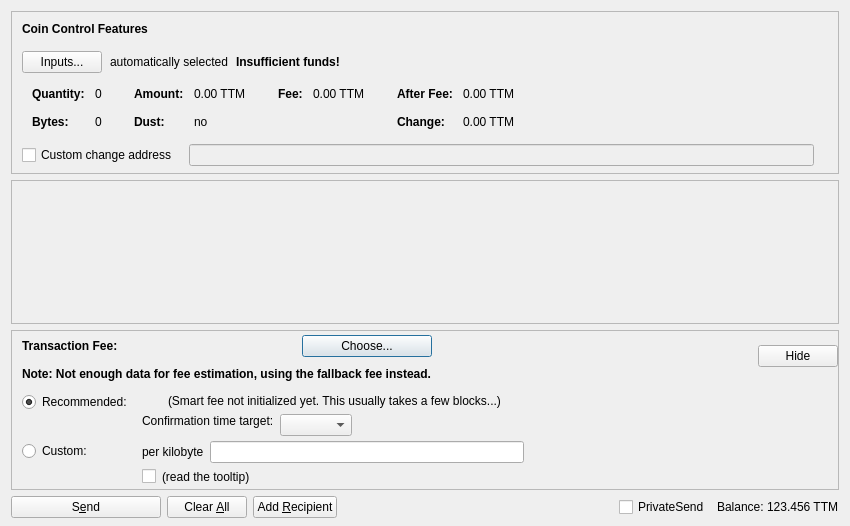
Qt form src/qt/forms/sendcoinsdialog.ui (mytitanium/Titanium-Core-1.0) before a commit.
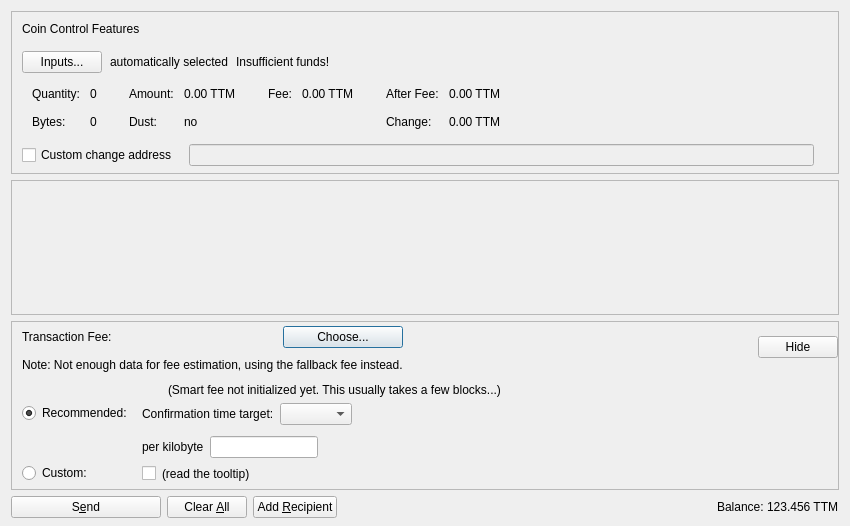
The same form after that commit. Custom widgets are drawn as their Qt base class.

```diff
--- a/src/qt/forms/sendcoinsdialog.ui
+++ b/src/qt/forms/sendcoinsdialog.ui
@@ -77,15 +77,6 @@
               <verstretch>0</verstretch>
              </sizepolicy>
             </property>
-            <property name="font">
-             <font>
-              <weight>75</weight>
-              <bold>true</bold>
-             </font>
-            </property>
-            <property name="styleSheet">
-             <string notr="true">font-weight:bold;</string>
-            </property>
             <property name="text">
              <string>Coin Control Features</string>
             </property>
@@ -126,15 +117,6 @@
           </item>
           <item>
            <widget class="QLabel" name="labelCoinControlInsuffFunds">
-            <property name="font">
-             <font>
-              <weight>75</weight>
-              <bold>true</bold>
-             </font>
-            </property>
-            <property name="styleSheet">
-             <string notr="true">font-weight:bold;</string>
-            </property>
             <property name="text">
              <string>Insufficient funds!</string>
             </property>
@@ -218,12 +200,6 @@
                </property>
                <item row="0" column="0">
                 <widget class="QLabel" name="labelCoinControlQuantityText">
-                 <property name="font">
-                  <font>
-                   <weight>75</weight>
-                   <bold>true</bold>
-                  </font>
-                 </property>
                  <property name="text">
                   <string>Quantity:</string>
                  </property>
@@ -253,12 +229,6 @@
                </item>
                <item row="1" column="0">
                 <widget class="QLabel" name="labelCoinControlBytesText">
-                 <property name="font">
-                  <font>
-                   <weight>75</weight>
-                   <bold>true</bold>
-                  </font>
-                 </property>
                  <property name="text">
                   <string>Bytes:</string>
                  </property>
@@ -301,12 +271,6 @@
                </property>
                <item row="0" column="0">
                 <widget class="QLabel" name="labelCoinControlAmountText">
-                 <property name="font">
-                  <font>
-                   <weight>75</weight>
-                   <bold>true</bold>
-                  </font>
-                 </property>
                  <property name="text">
                   <string>Amount:</string>
                  </property>
@@ -333,12 +297,6 @@
                </item>
                <item row="1" column="0">
                 <widget class="QLabel" name="labelCoinControlLowOutputText">
-                 <property name="font">
-                  <font>
-                   <weight>75</weight>
-                   <bold>true</bold>
-                  </font>
-                 </property>
                  <property name="text">
                   <string>Dust:</string>
                  </property>
@@ -381,12 +339,6 @@
                </property>
                <item row="0" column="0">
                 <widget class="QLabel" name="labelCoinControlFeeText">
-                 <property name="font">
-                  <font>
-                   <weight>75</weight>
-                   <bold>true</bold>
-                  </font>
-                 </property>
                  <property name="text">
                   <string>Fee:</string>
                  </property>
@@ -432,12 +384,6 @@
                </property>
                <item row="0" column="0">
                 <widget class="QLabel" name="labelCoinControlAfterFeeText">
-                 <property name="font">
-                  <font>
-                   <weight>75</weight>
-                   <bold>true</bold>
-                  </font>
-                 </property>
                  <property name="text">
                   <string>After Fee:</string>
                  </property>
@@ -464,12 +410,6 @@
                </item>
                <item row="1" column="0">
                 <widget class="QLabel" name="labelCoinControlChangeText">
-                 <property name="font">
-                  <font>
-                   <weight>75</weight>
-                   <bold>true</bold>
-                  </font>
-                 </property>
                  <property name="text">
                   <string>Change:</string>
                  </property>
@@ -714,15 +654,6 @@
                   <verstretch>0</verstretch>
                  </sizepolicy>
                 </property>
-                <property name="font">
-                 <font>
-                  <weight>75</weight>
-                  <bold>true</bold>
-                 </font>
-                </property>
-                <property name="styleSheet">
-                 <string notr="true">font-weight:bold;</string>
-                </property>
                 <property name="text">
                  <string>Transaction Fee:</string>
                 </property>
@@ -762,12 +693,6 @@
               <property name="toolTip">
                <string>Using the fallbackfee can result in sending a transaction that will take several hours or days (or never) to confirm. Consider choosing your fee manually or wait until you have validated the complete chain.</string>
               </property>
-              <property name="font">
-              <font>
-                  <weight>75</weight>
-                  <bold>true</bold>
-              </font>
-              </property>
               <property name="text">
                <string>Note: Not enough data for fee estimation, using the fallback fee instead.</string>
               </property>
@@ -853,8 +778,11 @@
                <property name="spacing">
                 <number>6</number>
                </property>
+               <property name="topMargin">
+                <number>3</number>
+               </property>
                <item>
-                <layout class="QHBoxLayout" name="horizontalLayoutFee13">
+                <layout class="QHBoxLayout" name="horizontalLayoutFee13" stretch="0,0,1">
                  <item>
                   <widget class="QLabel" name="labelCustomPerKilobyte">
                    <property name="toolTip">
@@ -930,6 +858,12 @@
              </item>
              <item row="0" column="0">
               <layout class="QVBoxLayout" name="verticalLayoutFee4" stretch="0,1">
+               <property name="topMargin">
+                <number>20</number>
+               </property>
+               <property name="bottomMargin">
+                <number>3</number>
+               </property>
                <item>
                 <widget class="QRadioButton" name="radioSmartFee">
                  <property name="text">
@@ -960,6 +894,9 @@
              </item>
              <item row="1" column="0">
               <layout class="QVBoxLayout" name="verticalLayoutFee9" stretch="0,1">
+               <property name="topMargin">
+                <number>30</number>
+               </property>
                <item>
                 <widget class="QRadioButton" name="radioCustomFee">
                  <property name="text">
@@ -991,7 +928,10 @@
                 <number>6</number>
                </property>
                <property name="topMargin">
-                <number>2</number>
+                <number>0</number>
+               </property>
+               <property name="bottomMargin">
+                <number>3</number>
                </property>
                <item>
                 <layout class="QHBoxLayout" name="horizontalLayoutFee12">
@@ -1051,19 +991,6 @@
                      </property>
                     </widget>
                    </item>
-                   <item>
-                    <spacer name="verticalSpacer_3">
-                     <property name="orientation">
-                      <enum>Qt::Vertical</enum>
-                     </property>
-                     <property name="sizeHint" stdset="0">
-                      <size>
-                       <width>1</width>
-                       <height>1</height>
-                      </size>
-                     </property>
-                    </spacer>
-                   </item>
                   </layout>
                  </item>
                  <item>
@@ -1211,23 +1138,7 @@
         <number>3</number>
        </property>
        <item>
-        <widget class="QCheckBox" name="checkUsePrivateSend">
-         <property name="minimumSize">
-          <size>
-           <width>95</width>
-           <height>0</height>
-          </size>
-         </property>
-         <property name="text">
-          <string>PrivateSend</string>
-         </property>
-         <property name="checked">
-          <bool>false</bool>
-         </property>
-        </widget>
-       </item>
-       <item>
-        <widget class="QLabel" name="label">
+        <widget class="QLabel" name="labelBalanceText">
          <property name="text">
           <string>Balance:</string>
          </property>
@@ -1236,7 +1147,7 @@
        <item>
         <widget class="QLabel" name="labelBalance">
          <property name="sizePolicy">
-          <sizepolicy hsizetype="Preferred" vsizetype="Fixed">
+          <sizepolicy hsizetype="Preferred" vsizetype="Preferred">
            <horstretch>0</horstretch>
            <verstretch>0</verstretch>
           </sizepolicy>
```
Left out of the diff: 4 changed lines with no effect on the pictures.
